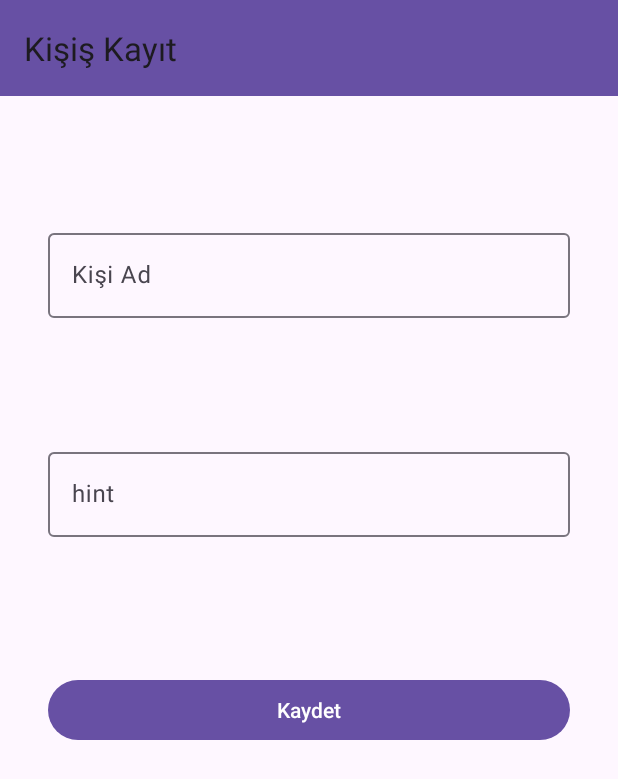
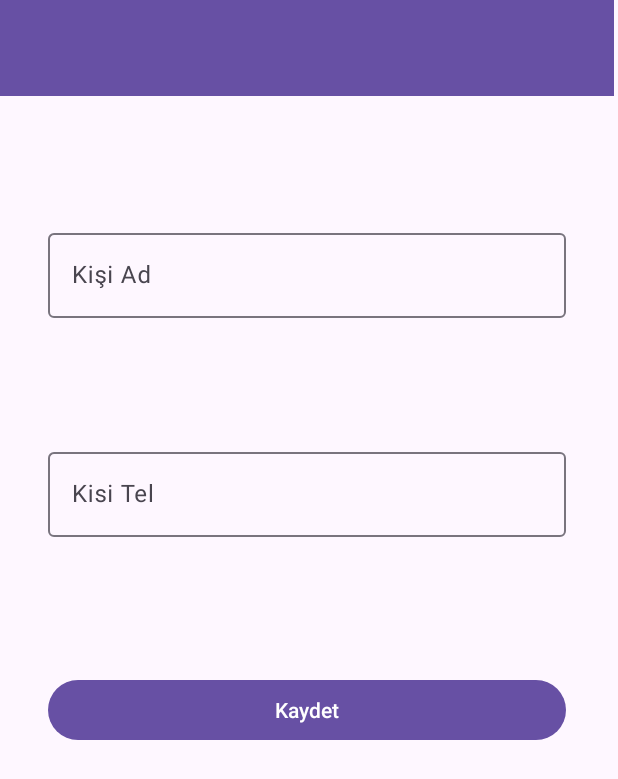
Before and after one commit to albtky/BootCamp_Calismalari, an Android app: the KisiKayitFragment screen opened through its navigation route, after a tap on "Kaydet", on a phone screen of 412 x 824 dp. Shown: the top 779 px of the screen. Run offline under Robolectric (Android 15) with nearby library versions, the phone set to English and light mode, and no system bars; our stand-ins replace data binding.

Commit message:
Kişiler uygulamasının MVVM mimaarisi ile yapılışı eklendi. (Yarım kaldı devam edilecek)

```diff
--- a/KisilerUygulamasi/app/build.gradle
+++ b/KisilerUygulamasi/app/build.gradle
@@ -33,6 +33,7 @@ android {
 buildFeatures
         {
             viewBinding=true
+            dataBinding=true
 
 
         }
--- a/KisilerUygulamasi/app/src/main/java/com/alperen/kisileruygulamasi/ui/fragment/KisiKayitFragment.kt
+++ b/KisilerUygulamasi/app/src/main/java/com/alperen/kisileruygulamasi/ui/fragment/KisiKayitFragment.kt
@@ -6,33 +6,27 @@ import androidx.fragment.app.Fragment
 import android.view.LayoutInflater
 import android.view.View
 import android.view.ViewGroup
+import androidx.databinding.DataBindingUtil
 import com.alperen.kisileruygulamasi.R
 import com.alperen.kisileruygulamasi.databinding.FragmentKisiDetayBinding
 import com.alperen.kisileruygulamasi.databinding.FragmentKisiKayitBinding
 
 
 class KisiKayitFragment : Fragment() {
-private lateinit var binding: FragmentKisiKayitBinding
+    private lateinit var binding: FragmentKisiKayitBinding
     override fun onCreateView(
         inflater: LayoutInflater, container: ViewGroup?,
         savedInstanceState: Bundle?
     ): View? {
-        binding= FragmentKisiKayitBinding.inflate(inflater,container,false)
+        binding = DataBindingUtil.inflate(inflater, R.layout.fragment_kisi_kayit, container, false)
 
-        binding.toolbarKisiKayit.title="Kişiş Kayıt"
-        binding.buttonKaydet.setOnClickListener {
-            val kisi_ad = binding.editTextKisiad.text.toString()
-            val kisi_tel = binding.editTextKisiTel.text.toString()
-            kaydet(kisi_ad,kisi_tel)
-        }
-
-
-
+        binding.kisiKayitFragment= this
+        binding.toolbarKisiKayit.title = "Kişi Kayıt"
         return binding.root
     }
-    fun kaydet( kisi_ad:String, kisi_tel :String)
-    {
-        Log.e("Kişi Kaydet","$kisi_ad - $kisi_tel")
+
+    fun buttonKaydet(kisi_ad: String, kisi_tel: String) {
+        Log.e("Kişi Kaydet", "$kisi_ad - $kisi_tel")
     }
 
 
--- a/KisilerUygulamasi/app/src/main/res/layout/activity_main.xml
+++ b/KisilerUygulamasi/app/src/main/res/layout/activity_main.xml
@@ -7,14 +7,12 @@
     tools:context=".MainActivity">
 
     <androidx.fragment.app.FragmentContainerView
-        android:id="@+id/fragmentContainerView4"
+        android:id="@+id/fragmentContainerView"
         android:name="androidx.navigation.fragment.NavHostFragment"
-        android:layout_width="0dp"
-        android:layout_height="0dp"
+        android:layout_width="409dp"
+        android:layout_height="729dp"
         app:defaultNavHost="true"
-        app:layout_constraintBottom_toBottomOf="parent"
-        app:layout_constraintEnd_toEndOf="parent"
-        app:layout_constraintStart_toStartOf="parent"
-        app:layout_constraintTop_toTopOf="parent"
-        app:navGraph="@navigation/main_activity_nav" />
+        app:navGraph="@navigation/main_activity_nav"
+        tools:layout_editor_absoluteX="1dp"
+        tools:layout_editor_absoluteY="1dp" />
 </androidx.constraintlayout.widget.ConstraintLayout>
--- a/KisilerUygulamasi/app/src/main/res/layout/fragment_kisi_kayit.xml
+++ b/KisilerUygulamasi/app/src/main/res/layout/fragment_kisi_kayit.xml
@@ -1,7 +1,18 @@
 <?xml version="1.0" encoding="utf-8"?>
-<androidx.constraintlayout.widget.ConstraintLayout xmlns:android="http://schemas.android.com/apk/res/android"
+<layout xmlns:android="http://schemas.android.com/apk/res/android"
     xmlns:app="http://schemas.android.com/apk/res-auto"
-    xmlns:tools="http://schemas.android.com/tools"
+    xmlns:tools="http://schemas.android.com/tools">
+
+    <data>
+<variable
+    name="kisiKayitToolBarBaslik"
+    type="String" />
+        <variable
+            name="kisiKayitFragment"
+            type="com.alperen.kisileruygulamasi.ui.fragment.KisiKayitFragment" />
+    </data>
+
+    <androidx.constraintlayout.widget.ConstraintLayout
         android:id="@+id/kişiDetaySayfa"
         android:layout_width="match_parent"
         android:layout_height="match_parent"
@@ -9,6 +20,7 @@
 
         <androidx.appcompat.widget.Toolbar
             android:id="@+id/toolbarKisiKayit"
+            app:title="@{kisiKayitToolBarBaslik}"
             android:layout_width="0dp"
             android:layout_height="wrap_content"
             android:background="?attr/colorPrimary"
@@ -51,7 +63,7 @@
                 android:id="@+id/editTextKisiTel"
                 android:layout_width="match_parent"
                 android:layout_height="wrap_content"
-            android:hint="hint" />
+                android:hint="Kisi Tel" />
         </com.google.android.material.textfield.TextInputLayout>
 
         <Button
@@ -59,6 +71,7 @@
             android:layout_width="0dp"
             android:layout_height="wrap_content"
             android:layout_marginStart="32dp"
+            android:onClick="@{()->kisiKayitFragment.buttonKaydet(editTextKisiad.getText().toString(),editTextKisiTel.getText().toString())}"
             android:layout_marginTop="91dp"
             android:layout_marginEnd="32dp"
             android:text="Kaydet"
@@ -67,3 +80,4 @@
             app:layout_constraintStart_toStartOf="parent"
             app:layout_constraintTop_toBottomOf="@+id/textInputLayout2" />
     </androidx.constraintlayout.widget.ConstraintLayout>
+</layout>
--- a/WidgetsKullanimi/app/src/main/java/com/alperen/widgetskullanimi/MainActivity.kt
+++ b/WidgetsKullanimi/app/src/main/java/com/alperen/widgetskullanimi/MainActivity.kt
@@ -78,8 +78,6 @@ class MainActivity : AppCompatActivity() {
             Log.e("Sonuc : ", "Slider durum : ${binding.slider.progress}")
 
         }
-
-
         binding.toggleButton.addOnButtonCheckedListener { group, checkedId, isChecked ->
             kontrol = isChecked
             if (kontrol) {
```
Also changed, not shown: 2 other files. Lines whose indentation alone changed are shown as unchanged.
